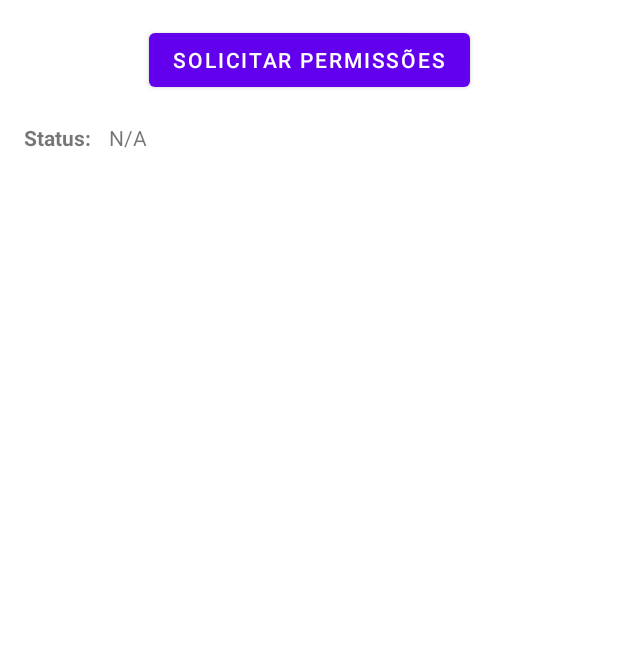
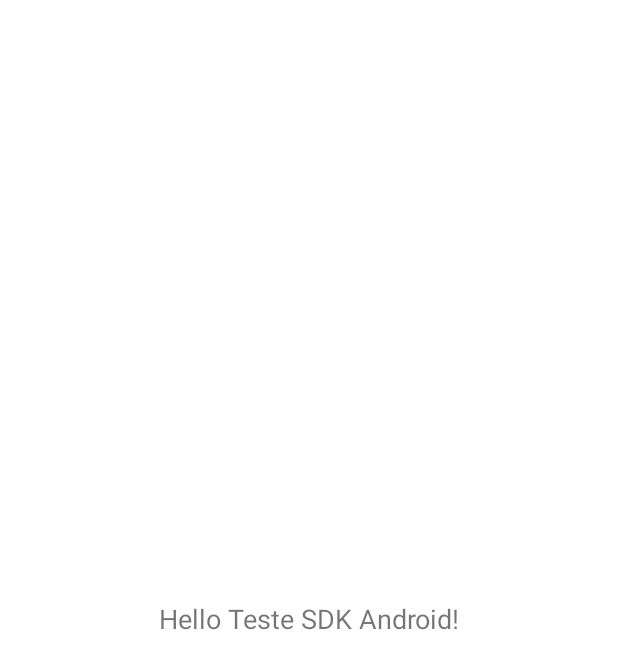
Before and after one commit to Bearound/bearound-android-sdk, an Android app: the layout activity_main.xml on its own in the app's theme, with its tools: preview values and no code run, on a phone screen of 412 x 824 dp. Shown: the top 669 px of the screen. Run offline under Robolectric (Android 15) with nearby library versions, the phone set to English and light mode, and no system bars.

```diff
--- a/app/src/main/res/layout/activity_main.xml
+++ b/app/src/main/res/layout/activity_main.xml
@@ -1,40 +1,21 @@
 <?xml version="1.0" encoding="utf-8"?>
-<androidx.constraintlayout.widget.ConstraintLayout xmlns:android="http://schemas.android.com/apk/res/android"
+<androidx.constraintlayout.widget.ConstraintLayout
+    xmlns:android="http://schemas.android.com/apk/res/android"
     xmlns:app="http://schemas.android.com/apk/res-auto"
-    xmlns:tools="http://schemas.android.com/tools"
+    android:id="@+id/root_layout"
     android:layout_width="match_parent"
-    android:layout_height="match_parent"
-    android:padding="16dp"
-    tools:context=".MainActivity">
-
-    <Button
-        android:id="@+id/requestPermissionButton"
-        android:layout_width="wrap_content"
-        android:layout_height="wrap_content"
-        android:text="@string/request_permission"
-        app:layout_constraintTop_toTopOf="parent"
-        app:layout_constraintStart_toStartOf="parent"
-        app:layout_constraintEnd_toEndOf="parent"
-        android:layout_marginBottom="16dp"/>
+    android:layout_height="match_parent">
 
     <TextView
-        android:id="@+id/statusLabelTextView"
-        android:layout_width="wrap_content"
-        android:layout_height="wrap_content"
-        android:text="@string/status_text"
-        android:textStyle="bold"
-        app:layout_constraintTop_toBottomOf="@+id/requestPermissionButton"
-        app:layout_constraintStart_toStartOf="parent"
-        android:layout_marginTop="18dp"/>
-
-    <TextView
-        android:id="@+id/statusTextView"
+        android:id="@+id/greetingText"
         android:layout_width="0dp"
         android:layout_height="wrap_content"
-        android:text="@string/not_available_placeholder"
-        app:layout_constraintTop_toTopOf="@+id/statusLabelTextView"
-        app:layout_constraintStart_toEndOf="@+id/statusLabelTextView"
-        app:layout_constraintEnd_toEndOf="parent"
-        android:layout_marginStart="12dp"/>
+        android:text="Hello Teste SDK Android!"
+        android:textAlignment="center"
+        android:textSize="18sp"
+        app:layout_constraintTop_toTopOf="parent"
+        app:layout_constraintBottom_toBottomOf="parent"
+        app:layout_constraintStart_toStartOf="parent"
+        app:layout_constraintEnd_toEndOf="parent" />
 
 </androidx.constraintlayout.widget.ConstraintLayout>
--- a/gradle.properties
+++ b/gradle.properties
@@ -1,2 +1,6 @@
 android.useAndroidX=true
 android.enableJetifier=true
+
+SDK_GROUP_ID=io.bearound
+SDK_ARTIFACT_ID=android-beacon-sdk
+SDK_VERSION=0.0.1-alpha
--- /dev/null
+++ b/sdk/src/main/res/values/strings.xml
@@ -0,0 +1,5 @@
+<?xml version="1.0" encoding="utf-8"?>
+<resources>
+    <string name="title_notification_sdk">Beacon Monitoring</string>
+    <string name="subtitle_notification_sdk">Continuous execution in the background</string>
+</resources>
```
Also changed, not shown: app/src/main/java/com/example/bearound/BeAroundAppLocalApplication.kt (+0 -15 lines), app/src/main/java/com/example/bearound/MainActivity.kt (+40 -73 lines), sdk/build.gradle (+11 -3 lines), sdk/src/main/java/org/bearound/sdk/BeAround.kt (+67 -8 lines), 2 other files.
